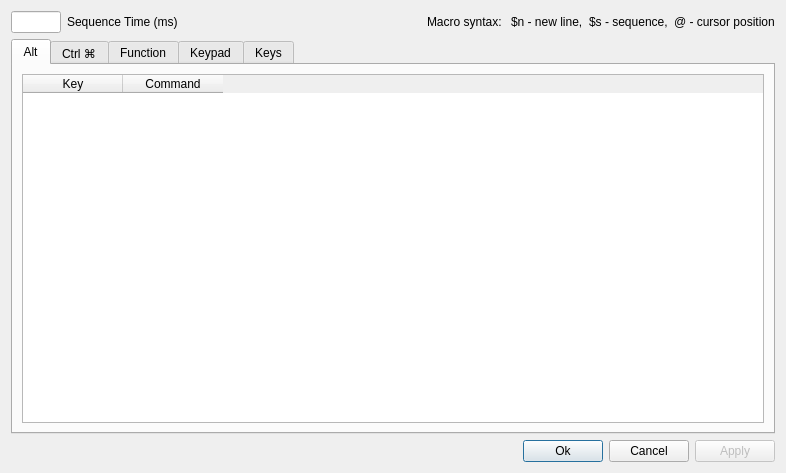
This is gui/macrodialog.ui in matoom/frostbite as Qt 5 draws it before an edit. The edited form follows.
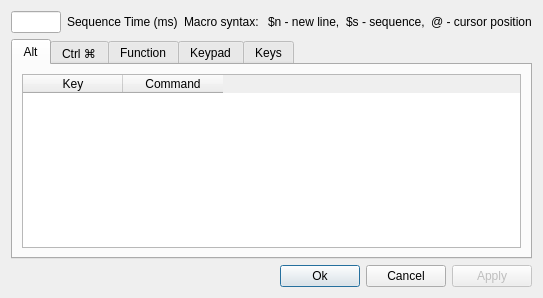
This is the edited form. Icons and pictures are not drawn.

```diff
--- a/gui/macrodialog.ui
+++ b/gui/macrodialog.ui
@@ -6,8 +6,8 @@
    <rect>
     <x>0</x>
     <y>0</y>
-    <width>786</width>
-    <height>473</height>
+    <width>513</width>
+    <height>298</height>
    </rect>
   </property>
   <property name="windowTitle">
```
